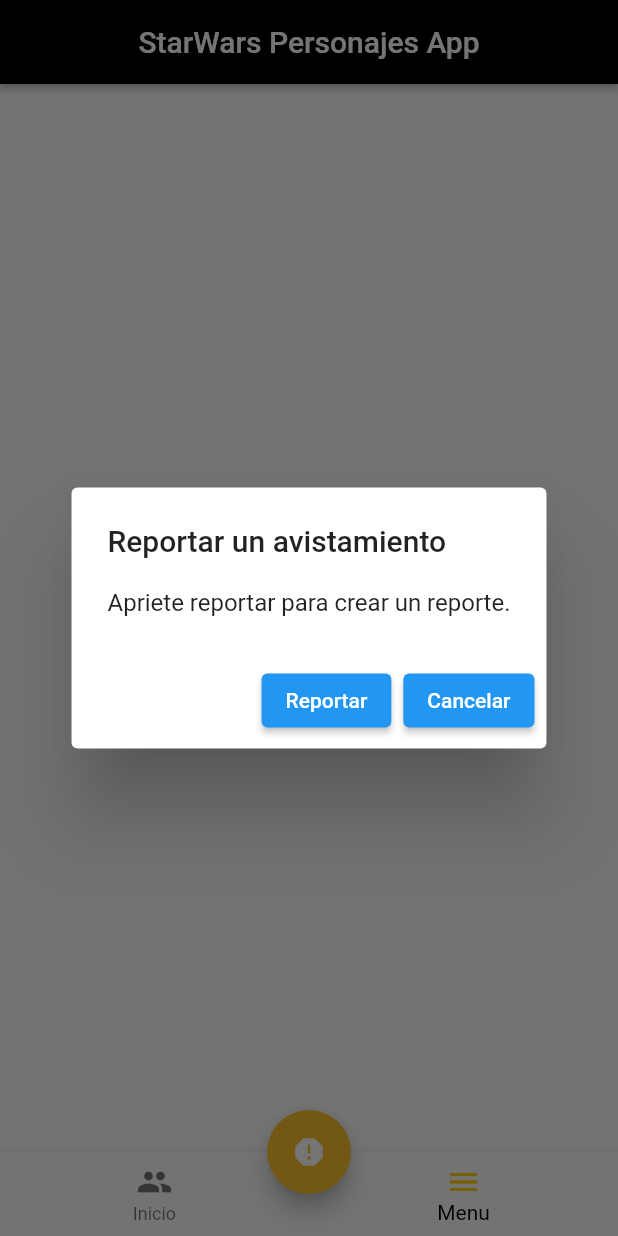
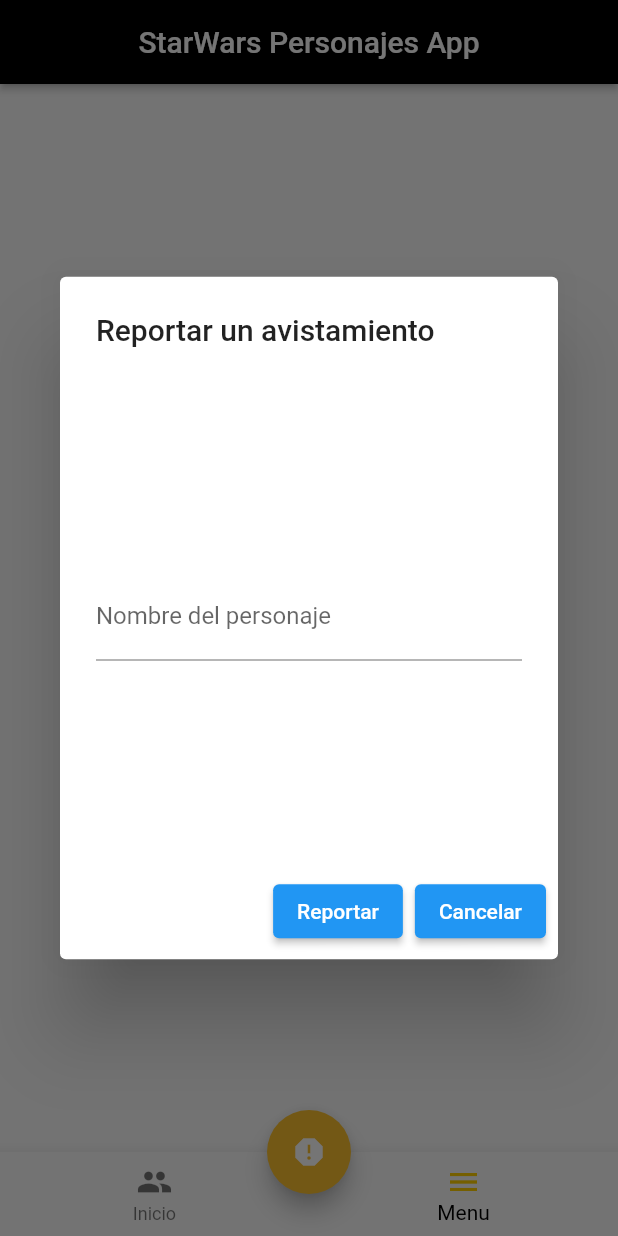
Before and after one commit to Lopez15-Hub/urbetrack-flutterapp, a Flutter app: the screen it shows after launch, item 2 of the bottom bar chosen, after a tap on the "report" icon, on a phone screen of 412 x 824 dp. Run offline on Flutter 3.47's test engine with Material 2 defaults, Android fonts, the phone set to English and light mode, and no system bars; our stand-ins replace bloc, equatable, flutter_bloc; network calls fail.

Commit message:
Terminación de botón de reporte

```diff
--- a/urbetrack/lib/helpers/post_to_jsonplaceholder.dart
+++ b/urbetrack/lib/helpers/post_to_jsonplaceholder.dart
@@ -12,7 +12,7 @@
       'dateTime': report.dateTime.toString(),
       'characterName': report.characterName,
     });
-    if (response.statusCode == 200 || response.statusCode == 201 )print("Successfully reported to JsonPlaceholder");
+    if (response.statusCode == 200 || response.statusCode == 201 ) print("Successfully reported to JsonPlaceholder");
     return true;
 
   } catch (error) {
--- a/urbetrack/lib/helpers/show_alert_dialog.dart
+++ b/urbetrack/lib/helpers/show_alert_dialog.dart
@@ -1,44 +1,11 @@
 import 'package:flutter/material.dart';
-import 'package:flutter_bloc/flutter_bloc.dart';
-import 'package:urbetrack/models/report.dart';
-
-import '../blocs/report/report_bloc.dart';
+import '../widgets/reportDialog/report_alert_dialog.dart';
 
 showReportDialog(BuildContext context) {
-  var report =
-      Report(userId: 1, dateTime: DateTime.now(), characterName: 'Fabricio');
   showDialog(
     context: context,
     builder: (BuildContext context) {
-      final reportBloc = context.read<ReportBloc>();
-      return BlocBuilder<ReportBloc, bool>(
-        builder: (context, isReportCreated) {
-          return AlertDialog(
-            title: const Text("Reportar un avistamiento"),
-            content: Text(isReportCreated
-                ? "Reporte creado exitosamente."
-                : "Apriete reportar para crear un reporte."),
-            actions: <Widget>[
-              Visibility(
-                visible: !isReportCreated,
-                child: ElevatedButton(
-                  child: const Text('Reportar'),
-                  onPressed: () {
-                    return reportBloc.add(GenerateReportEvent(report));
-                  },
-                ),
-              ),
-              ElevatedButton(
-                child: Text(isReportCreated ? 'Cerrar' : 'Cancelar'),
-                onPressed: () {
-                  Navigator.of(context).pop();
-                  reportBloc.add(ResetReportStatus());
-                },
-              ),
-            ],
-          );
-        },
-      );
+      return const ReportDialogWidget();
     },
   );
 }
--- /dev/null
+++ b/urbetrack/lib/widgets/reportDialog/dialog_content.dart
@@ -0,0 +1,36 @@
+import 'package:flutter/material.dart';
+
+import '../widgets.dart';
+
+class DialogContent extends StatelessWidget {
+    const DialogContent({
+    Key? key,
+    required TextEditingController characterNameController,
+    required GlobalKey<FormState> formKey,
+    this.isReportCreated =false,
+  })  : _characterNameController = characterNameController,
+        _formKey = formKey,
+        super(key: key);
+
+  final TextEditingController _characterNameController;
+  final GlobalKey<FormState> _formKey;
+  final bool isReportCreated;
+
+  @override
+  Widget build(BuildContext context) {
+    return SizedBox(
+      width: 300,
+      height: 300,
+      child: Column(
+        mainAxisAlignment: MainAxisAlignment.center,
+        children: [
+          Text(isReportCreated ? 'Reporte creado exitosamente.' : ''),
+          ReportDialogForm(
+            characterNameController: _characterNameController,
+            reportDialogKey: _formKey,
+          )
+        ],
+      ),
+    );
+  }
+}
--- /dev/null
+++ b/urbetrack/lib/widgets/reportDialog/form_dialog.dart
@@ -0,0 +1,20 @@
+import 'package:flutter/material.dart';
+class ReportDialogForm extends StatelessWidget {
+  const ReportDialogForm({Key? key,this.reportDialogKey, this.characterNameController }) : super(key: key);
+  final GlobalKey<FormState>? reportDialogKey;
+  final TextEditingController? characterNameController;
+
+
+
+  @override
+  Widget build(BuildContext context) {
+    return Form(
+      key: reportDialogKey,
+        child: TextFormField(
+            validator: (value) =>value!.isEmpty ? 'Ingrese un nombre' : null,
+            controller: characterNameController,
+            decoration: const InputDecoration(
+              labelText: 'Nombre del personaje',
+            )));
+  }
+}
--- /dev/null
+++ b/urbetrack/lib/widgets/reportDialog/report_alert_dialog.dart
@@ -0,0 +1,83 @@
+import 'package:flutter/material.dart';
+import 'package:flutter_bloc/flutter_bloc.dart';
+
+import '../../blocs/blocs.dart';
+import '../../models/report.dart';
+import 'dialog_content.dart';
+class ReportDialogWidget extends StatefulWidget {
+  const ReportDialogWidget({
+    Key? key,
+  }) : super(key: key);
+
+  @override
+  State<ReportDialogWidget> createState() => _ReportDialogWidgetState();
+}
+
+class _ReportDialogWidgetState extends State<ReportDialogWidget> {
+  final _formKey = GlobalKey<FormState>();
+  final TextEditingController _characterNameController =
+      TextEditingController();
+  String characterName = '';
+  @override
+  void dispose() {
+    _characterNameController.dispose();
+    super.dispose();
+  }
+
+  @override
+  void initState() {
+    _characterNameController.addListener(setCharacterName);
+    super.initState();
+  }
+
+  void setCharacterName() {
+   setState(() {
+     characterName = _characterNameController.text;
+   });
+  }
+
+  @override
+  Widget build(BuildContext context) {
+    final reportBloc = context.read<ReportBloc>();
+    return BlocBuilder<ReportBloc, bool>(
+      builder: (context, isReportCreated) {
+        return AlertDialog(
+          title: const Text("Reportar un avistamiento"),
+          content: DialogContent(characterNameController: _characterNameController, formKey: _formKey,isReportCreated: isReportCreated),
+          actions: dialogActions(isReportCreated, reportBloc, context),
+        );
+      },
+    );
+  }
+
+  List<Widget> dialogActions(
+      bool isReportCreated, ReportBloc reportBloc, BuildContext context) {
+    final report = Report(
+        userId: 1,
+        dateTime: DateTime.now(),
+        characterName:characterName);
+    return <Widget>[
+
+      Visibility(
+        visible: !isReportCreated,
+        child: ElevatedButton(
+          child: const Text('Reportar'),
+          onPressed: () {
+            if (_formKey.currentState!.validate()) {
+              return reportBloc.add(GenerateReportEvent(report));
+            }
+            return;
+          },
+        ),
+      ),
+
+      ElevatedButton(
+        child: Text(isReportCreated ? 'Cerrar' : 'Cancelar'),
+        onPressed: () {
+          Navigator.of(context).pop();
+          reportBloc.add(ResetReportStatus());
+        },
+      ),
+    ];
+  }
+}
--- a/urbetrack/lib/widgets/widgets.dart
+++ b/urbetrack/lib/widgets/widgets.dart
@@ -7,3 +7,4 @@
 export 'character/character_metadata_widget.dart';
 export 'general/loading_indicator.dart';
 export 'home/my_fab.dart';
+export './reportDialog/form_dialog.dart';
```
